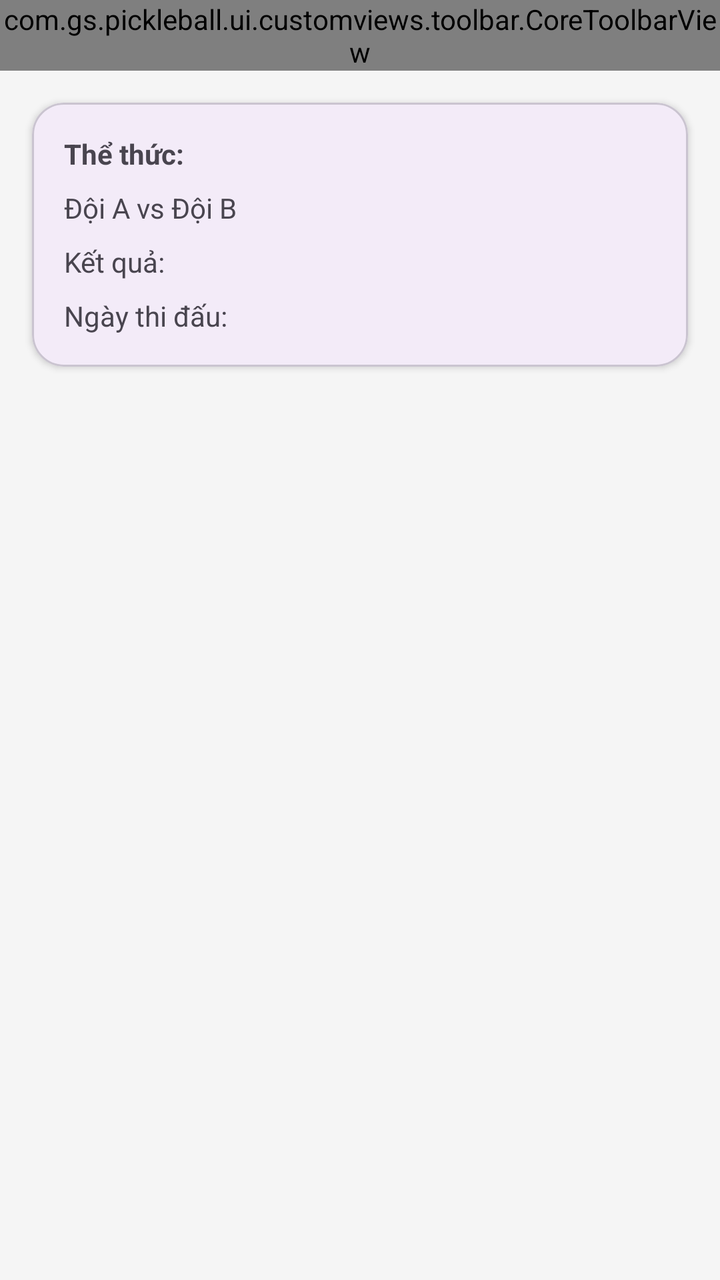
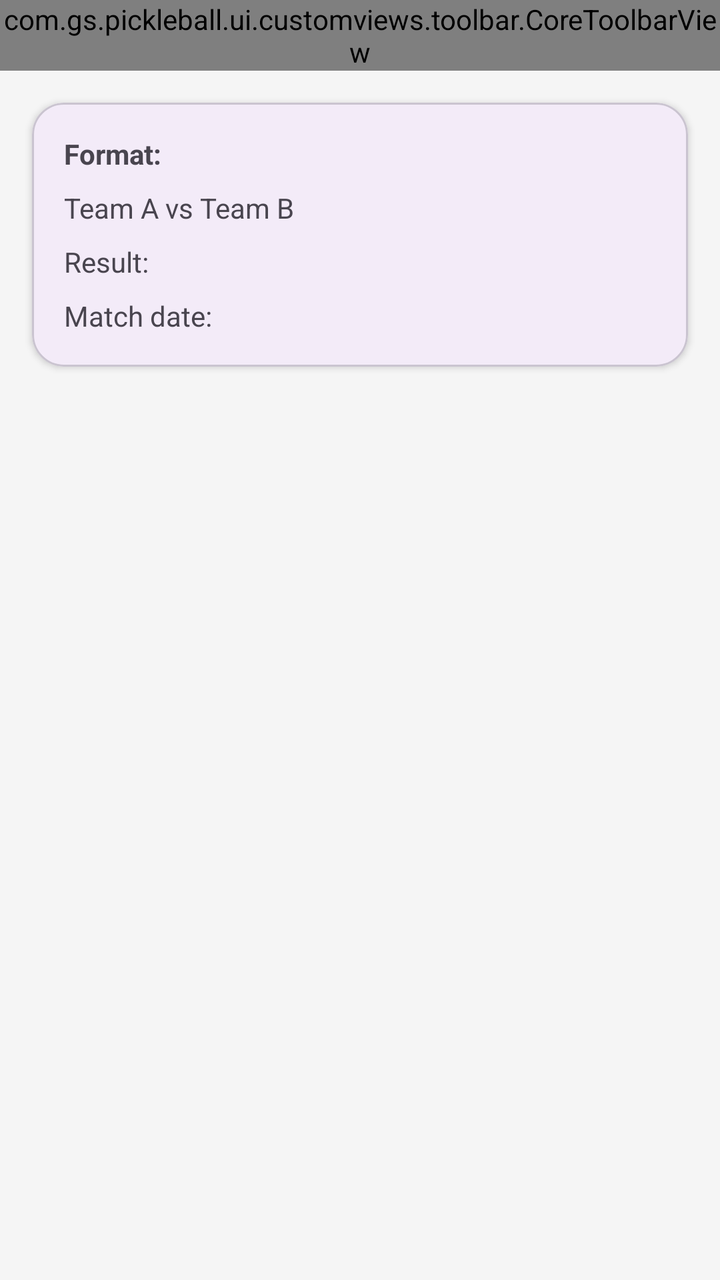

Two renders of the same Android screen: before a commit and after it. Below are the layout's source before the change and the commit's diff.
<!-- AndroidManifest.xml: application theme Theme.Pickleball -->
<!-- res/layout/activity_match_detail.xml -->
<?xml version="1.0" encoding="utf-8"?>
<androidx.constraintlayout.widget.ConstraintLayout xmlns:android="http://schemas.android.com/apk/res/android"
    xmlns:app="http://schemas.android.com/apk/res-auto"
    android:layout_width="match_parent"
    android:layout_height="match_parent"
    android:background="#F5F5F5">

    <com.gs.pickleball.ui.customviews.toolbar.CoreToolbarView
        android:id="@+id/toolbar"
        android:layout_width="match_parent"
        android:layout_height="wrap_content"
        app:ctv_tv_title="Chi tiết trận đấu"
        app:layout_constraintTop_toTopOf="parent"/>

    <com.google.android.material.card.MaterialCardView
        android:id="@+id/detailCard"
        android:layout_width="0dp"
        android:layout_height="wrap_content"
        android:layout_marginHorizontal="16dp"
        android:layout_marginTop="16dp"
        app:cardCornerRadius="16dp"
        app:cardElevation="2dp"
        app:layout_constraintEnd_toEndOf="parent"
        app:layout_constraintStart_toStartOf="parent"
        app:layout_constraintTop_toBottomOf="@id/toolbar">

        <LinearLayout
            android:layout_width="match_parent"
            android:layout_height="wrap_content"
            android:orientation="vertical"
            android:padding="16dp">

            <TextView
                android:id="@+id/detailType"
                android:layout_width="match_parent"
                android:layout_height="wrap_content"
                android:text="Thể thức:"
                android:textStyle="bold"/>

            <TextView
                android:id="@+id/detailTeams"
                android:layout_width="match_parent"
                android:layout_height="wrap_content"
                android:layout_marginTop="8dp"
                android:text="Đội A vs Đội B"/>

            <TextView
                android:id="@+id/detailScore"
                android:layout_width="match_parent"
                android:layout_height="wrap_content"
                android:layout_marginTop="8dp"
                android:text="Kết quả:"/>

            <TextView
                android:id="@+id/detailDate"
                android:layout_width="match_parent"
                android:layout_height="wrap_content"
                android:layout_marginTop="8dp"
                android:text="Ngày thi đấu:"/>
        </LinearLayout>
    </com.google.android.material.card.MaterialCardView>
</androidx.constraintlayout.widget.ConstraintLayout>
<!-- resources referenced by this layout -->
<resources>
  <style name="Theme.Pickleball" parent="Base.Theme.Pickleball" />
  <style name="Base.Theme.Pickleball" parent="Theme.Material3.DayNight.NoActionBar">
          
          
      </style>
</resources>

<!-- the commit's change to res/layout/activity_match_detail.xml (unified diff, before → after) -->
@@ -1,4 +1,4 @@
-<?xml version="1.0" encoding="utf-8"?>
+﻿<?xml version="1.0" encoding="utf-8"?>
 <androidx.constraintlayout.widget.ConstraintLayout xmlns:android="http://schemas.android.com/apk/res/android"
     xmlns:app="http://schemas.android.com/apk/res-auto"
     android:layout_width="match_parent"
@@ -9,7 +9,7 @@
         android:id="@+id/toolbar"
         android:layout_width="match_parent"
         android:layout_height="wrap_content"
-        app:ctv_tv_title="Chi tiết trận đấu"
+        app:ctv_tv_title="@string/title_match_details"
         app:layout_constraintTop_toTopOf="parent"/>
 
     <com.google.android.material.card.MaterialCardView
@@ -34,7 +34,7 @@
                 android:id="@+id/detailType"
                 android:layout_width="match_parent"
                 android:layout_height="wrap_content"
-                android:text="Thể thức:"
+                android:text="@string/label_format"
                 android:textStyle="bold"/>
 
             <TextView
@@ -42,21 +42,21 @@
                 android:layout_width="match_parent"
                 android:layout_height="wrap_content"
                 android:layout_marginTop="8dp"
-                android:text="Đội A vs Đội B"/>
+                android:text="@string/placeholder_teams"/>
 
             <TextView
                 android:id="@+id/detailScore"
                 android:layout_width="match_parent"
                 android:layout_height="wrap_content"
                 android:layout_marginTop="8dp"
-                android:text="Kết quả:"/>
+                android:text="@string/label_result"/>
 
             <TextView
                 android:id="@+id/detailDate"
                 android:layout_width="match_parent"
                 android:layout_height="wrap_content"
                 android:layout_marginTop="8dp"
-                android:text="Ngày thi đấu:"/>
+                android:text="@string/label_match_date"/>
         </LinearLayout>
     </com.google.android.material.card.MaterialCardView>
 </androidx.constraintlayout.widget.ConstraintLayout>
<!-- resource entries referenced after the edit -->
@@ -1,5 +1,10 @@
 <!-- resources referenced by this layout -->
 <resources>
+  <string name="label_format">Format:</string>
+  <string name="label_match_date">Match date:</string>
+  <string name="label_result">Result:</string>
+  <string name="placeholder_teams">Team A vs Team B</string>
+  <string name="title_match_details">Match details</string>
   <style name="Theme.Pickleball" parent="Base.Theme.Pickleball" />
   <style name="Base.Theme.Pickleball" parent="Theme.Material3.DayNight.NoActionBar">
           
